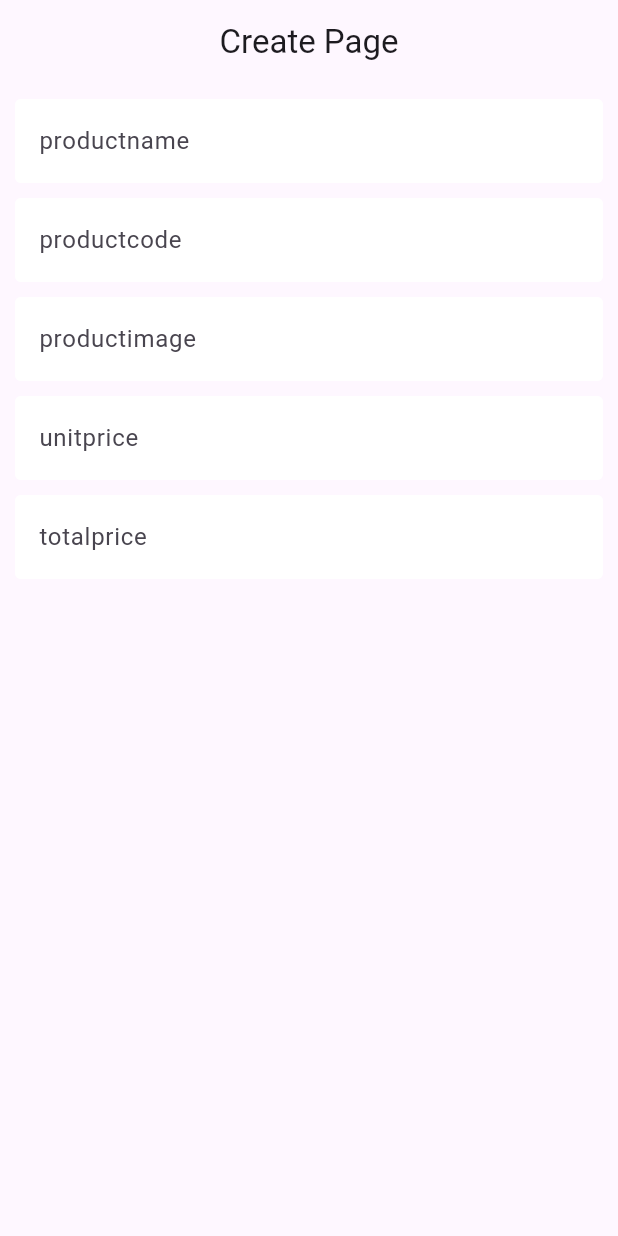
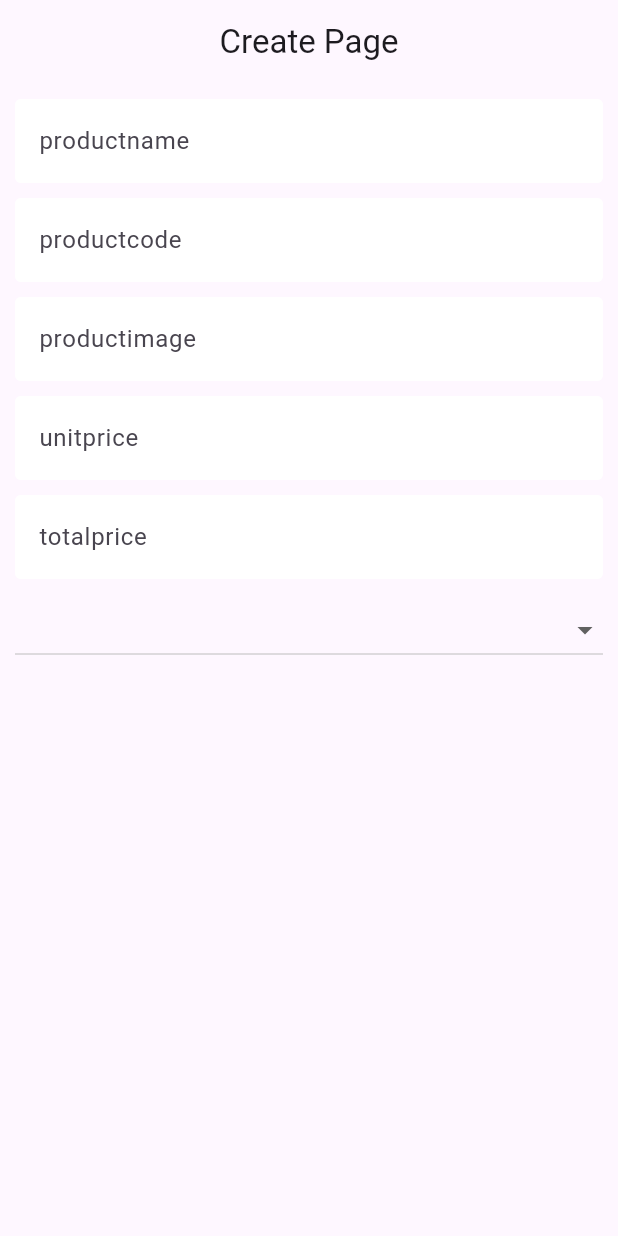
Before and after one commit to RimonChakma/crud-project-api, a Flutter app: the screen it shows after launch, on a phone screen of 412 x 824 dp. Run offline on Flutter 3.47's test engine with Material 3 defaults, Android fonts, the phone set to English and light mode, and no system bars; missing offline and left inert: crud_api.

Commit message:
add dropdownButton

```diff
--- a/lib/utility/product_create_screen.dart
+++ b/lib/utility/product_create_screen.dart
@@ -22,15 +22,32 @@ class _ProductViewScreenState extends State<ProductViewScreen> {
     body: Padding(padding: EdgeInsets.all(10),child: Column(
     children: [
     TextFormField(decoration: inputDecoratorStyle("productname")),
+
     SizedBox(height: 10,),
     TextFormField(decoration: inputDecoratorStyle("productcode")),
+
     SizedBox(height: 10,),
     TextFormField(decoration: inputDecoratorStyle("productimage")),
+
     SizedBox(height: 10,),
     TextFormField(decoration: inputDecoratorStyle("unitprice")),
+
     SizedBox(height: 10,),
     TextFormField(decoration: inputDecoratorStyle("totalprice")),
 
+      SizedBox(height: 10,),
+
+      DropdownButton(items: [
+    DropdownMenuItem(child: Text("select item"),value: "",),
+    DropdownMenuItem(child: Text("1st"),value: "1st",),
+    DropdownMenuItem(child: Text("2nd"),value: "2nd",),
+    DropdownMenuItem(child: Text("3rd"),value: "3rd",),
+    DropdownMenuItem(child: Text("4th"),value: "4th",),
+      ], onChanged: (value) {
+
+      },
+      isExpanded: true,
+      )
 
     ],
     )));
```
